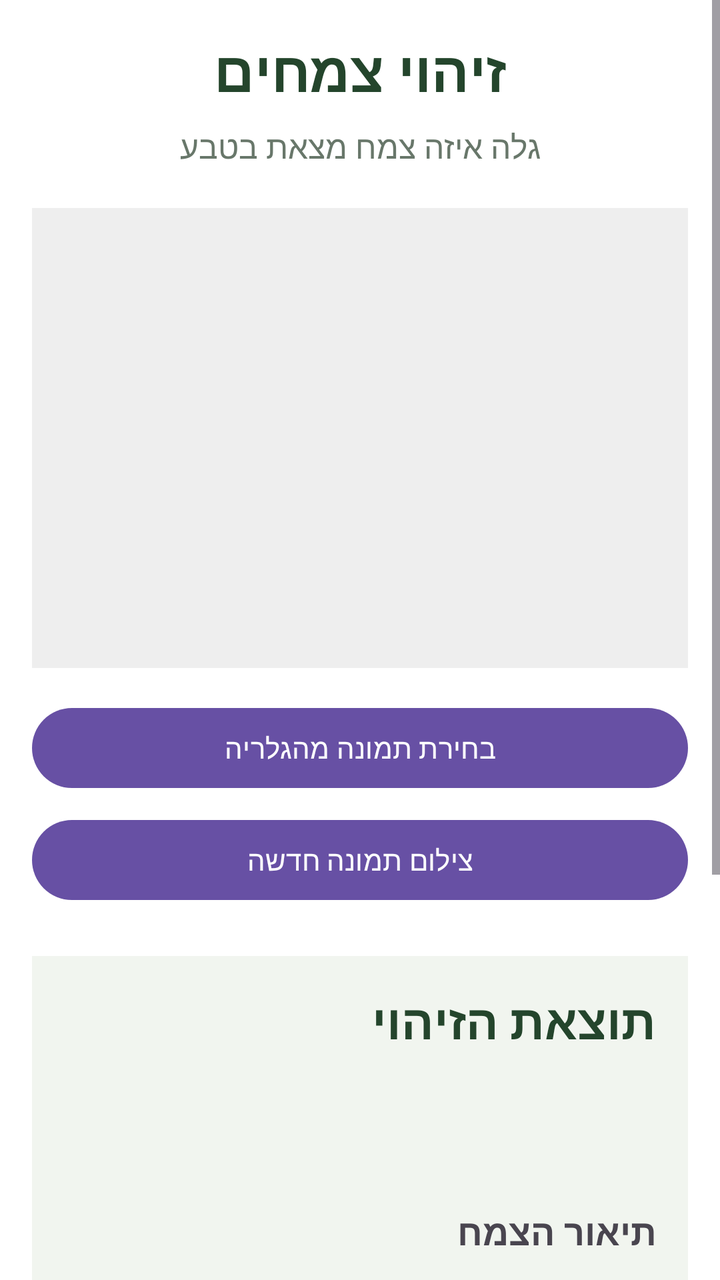
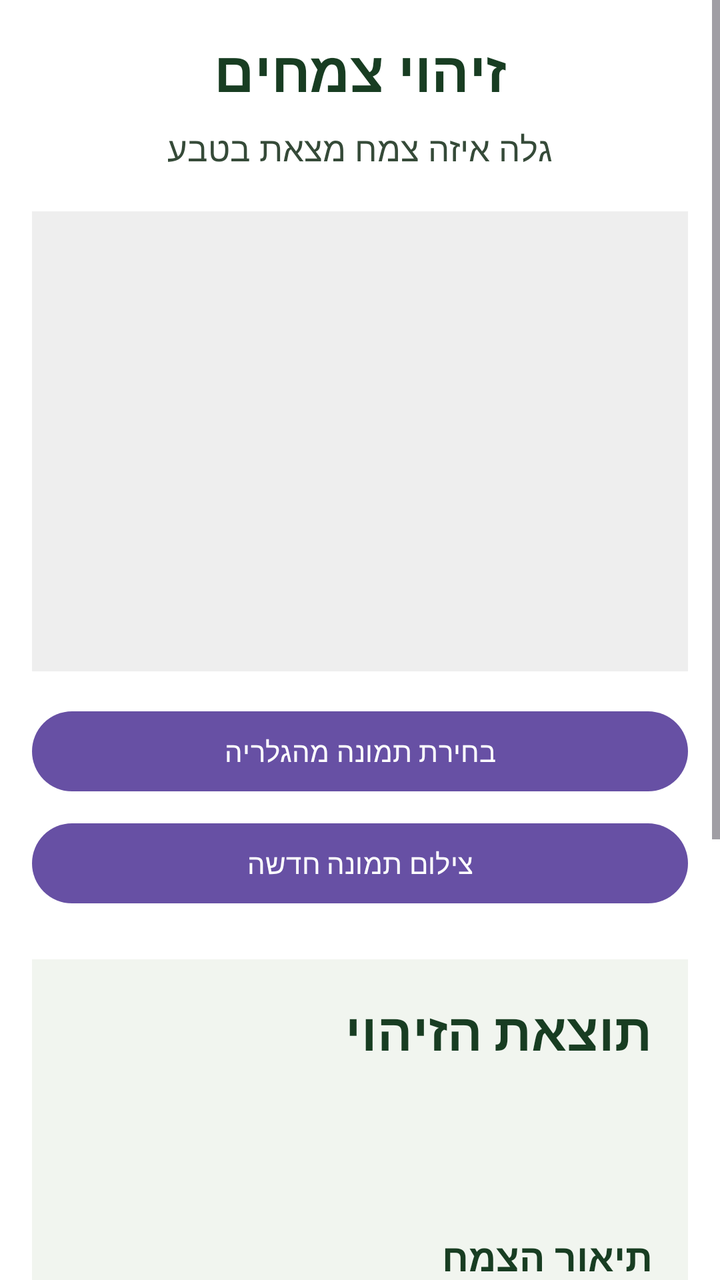

The first picture is an Android layout as it rendered before a commit; the second is the same layout after the commit. The layout source and the unified diff follow.
<!-- AndroidManifest.xml: application theme Theme.WildPlantIdentifier -->
<!-- res/layout/activity_plant_identification.xml -->
<?xml version="1.0" encoding="utf-8"?>
<ScrollView xmlns:android="http://schemas.android.com/apk/res/android"
    android:id="@+id/main"
    android:layout_width="match_parent"
    android:layout_height="match_parent"
    android:background="#FFFFFF">

    <LinearLayout
        android:layout_width="match_parent"
        android:layout_height="wrap_content"
        android:orientation="vertical"
        android:padding="16dp"
        android:gravity="center_horizontal">

        <TextView
            android:layout_width="match_parent"
            android:layout_height="wrap_content"
            android:text="זיהוי צמחים"
            android:textSize="28sp"
            android:textStyle="bold"
            android:textColor="#24452C"
            android:gravity="center"
            android:layout_marginBottom="8dp" />

        <TextView
            android:layout_width="match_parent"
            android:layout_height="wrap_content"
            android:text="גלה איזה צמח מצאת בטבע"
            android:textSize="16sp"
            android:textColor="#68776A"
            android:gravity="center"
            android:layout_marginBottom="20dp" />

        <ImageView
            android:id="@+id/selectedPlantImage"
            android:layout_width="match_parent"
            android:layout_height="230dp"
            android:scaleType="centerCrop"
            android:background="#EEEEEE"
            android:contentDescription="התמונה שנבחרה לזיהוי" />

        <Button
            android:id="@+id/chooseImageButton"
            android:layout_width="match_parent"
            android:layout_height="wrap_content"
            android:text="בחירת תמונה מהגלריה"
            android:layout_marginTop="16dp" />

        <Button
            android:id="@+id/takePhotoButton"
            android:layout_width="match_parent"
            android:layout_height="wrap_content"
            android:text="צילום תמונה חדשה"
            android:layout_marginTop="8dp" />

        <LinearLayout
            android:layout_width="match_parent"
            android:layout_height="wrap_content"
            android:orientation="vertical"
            android:padding="16dp"
            android:layout_marginTop="24dp"
            android:background="#F1F5EF">

            <TextView
                android:id="@+id/identificationResult"
                android:layout_width="match_parent"
                android:layout_height="wrap_content"
                android:text="תוצאת הזיהוי"
                android:textSize="24sp"
                android:textStyle="bold"
                android:textColor="#24452C" />

            <TextView
                android:id="@+id/scientificNameText"
                android:layout_width="match_parent"
                android:layout_height="wrap_content"
                android:textSize="15sp"
                android:textColor="#68776A"
                android:layout_marginTop="4dp" />

            <TextView
                android:id="@+id/confidenceText"
                android:layout_width="match_parent"
                android:layout_height="wrap_content"
                android:textSize="15sp"
                android:textStyle="bold"
                android:layout_marginTop="12dp" />

            <TextView
                android:layout_width="match_parent"
                android:layout_height="wrap_content"
                android:text="תיאור הצמח"
                android:textSize="18sp"
                android:textStyle="bold"
                android:layout_marginTop="20dp" />

            <TextView
                android:id="@+id/descriptionText"
                android:layout_width="match_parent"
                android:layout_height="wrap_content"
                android:textSize="16sp" />

            <TextView
                android:layout_width="match_parent"
                android:layout_height="wrap_content"
                android:text="אזור גידול"
                android:textSize="18sp"
                android:textStyle="bold"
                android:layout_marginTop="16dp" />

            <TextView
                android:id="@+id/habitatText"
                android:layout_width="match_parent"
                android:layout_height="wrap_content"
                android:textSize="16sp" />

            <TextView
                android:layout_width="match_parent"
                android:layout_height="wrap_content"
                android:text="עונת פריחה"
                android:textSize="18sp"
                android:textStyle="bold"
                android:layout_marginTop="16dp" />

            <TextView
                android:id="@+id/seasonText"
                android:layout_width="match_parent"
                android:layout_height="wrap_content"
                android:textSize="16sp" />

            <TextView
                android:layout_width="match_parent"
                android:layout_height="wrap_content"
                android:text="מידע בטיחותי"
                android:textSize="18sp"
                android:textStyle="bold"
                android:textColor="#9A5A16"
                android:layout_marginTop="16dp" />

            <TextView
                android:id="@+id/safetyText"
                android:layout_width="match_parent"
                android:layout_height="wrap_content"
                android:textSize="16sp"
                android:textColor="#80501E" />

        </LinearLayout>

        <Button
            android:id="@+id/backButton"
            android:layout_width="match_parent"
            android:layout_height="wrap_content"
            android:text="חזרה למסך הראשי"
            android:layout_marginTop="20dp" />

    </LinearLayout>
</ScrollView>
<!-- resources referenced by this layout -->
<resources>
  <style name="Theme.WildPlantIdentifier" parent="Base.Theme.WildPlantIdentifier" />
  <style name="Base.Theme.WildPlantIdentifier" parent="Theme.Material3.DayNight.NoActionBar">
          
          
      </style>
</resources>

<!-- the commit's change to res/layout/activity_plant_identification.xml (unified diff, before → after) -->
@@ -18,7 +18,7 @@
             android:text="זיהוי צמחים"
             android:textSize="28sp"
             android:textStyle="bold"
-            android:textColor="#24452C"
+            android:textColor="#183D22"
             android:gravity="center"
             android:layout_marginBottom="8dp" />
 
@@ -26,8 +26,8 @@
             android:layout_width="match_parent"
             android:layout_height="wrap_content"
             android:text="גלה איזה צמח מצאת בטבע"
-            android:textSize="16sp"
-            android:textColor="#68776A"
+            android:textSize="17sp"
+            android:textColor="#354A38"
             android:gravity="center"
             android:layout_marginBottom="20dp" />
 
@@ -57,7 +57,7 @@
             android:layout_width="match_parent"
             android:layout_height="wrap_content"
             android:orientation="vertical"
-            android:padding="16dp"
+            android:padding="18dp"
             android:layout_marginTop="24dp"
             android:background="#F1F5EF">
 
@@ -66,83 +66,94 @@
                 android:layout_width="match_parent"
                 android:layout_height="wrap_content"
                 android:text="תוצאת הזיהוי"
-                android:textSize="24sp"
+                android:textSize="26sp"
                 android:textStyle="bold"
-                android:textColor="#24452C" />
+                android:textColor="#183D22" />
 
             <TextView
                 android:id="@+id/scientificNameText"
                 android:layout_width="match_parent"
                 android:layout_height="wrap_content"
-                android:textSize="15sp"
-                android:textColor="#68776A"
-                android:layout_marginTop="4dp" />
+                android:textSize="17sp"
+                android:textColor="#354A38"
+                android:layout_marginTop="5dp" />
 
             <TextView
                 android:id="@+id/confidenceText"
                 android:layout_width="match_parent"
                 android:layout_height="wrap_content"
-                android:textSize="15sp"
+                android:textSize="17sp"
                 android:textStyle="bold"
+                android:textColor="#183D22"
                 android:layout_marginTop="12dp" />
 
             <TextView
                 android:layout_width="match_parent"
                 android:layout_height="wrap_content"
                 android:text="תיאור הצמח"
-                android:textSize="18sp"
+                android:textSize="19sp"
                 android:textStyle="bold"
+                android:textColor="#183D22"
                 android:layout_marginTop="20dp" />
 
             <TextView
                 android:id="@+id/descriptionText"
                 android:layout_width="match_parent"
                 android:layout_height="wrap_content"
-                android:textSize="16sp" />
+                android:textSize="17sp"
+                android:textColor="#222222"
+                android:layout_marginTop="4dp" />
 
             <TextView
                 android:layout_width="match_parent"
                 android:layout_height="wrap_content"
                 android:text="אזור גידול"
-                android:textSize="18sp"
+                android:textSize="19sp"
                 android:textStyle="bold"
+                android:textColor="#183D22"
                 android:layout_marginTop="16dp" />
 
             <TextView
                 android:id="@+id/habitatText"
                 android:layout_width="match_parent"
                 android:layout_height="wrap_content"
-                android:textSize="16sp" />
+                android:textSize="17sp"
+                android:textColor="#222222"
+                android:layout_marginTop="4dp" />
 
             <TextView
                 android:layout_width="match_parent"
                 android:layout_height="wrap_content"
                 android:text="עונת פריחה"
-                android:textSize="18sp"
+                android:textSize="19sp"
                 android:textStyle="bold"
+                android:textColor="#183D22"
                 android:layout_marginTop="16dp" />
 
             <TextView
                 android:id="@+id/seasonText"
                 android:layout_width="match_parent"
                 android:layout_height="wrap_content"
-                android:textSize="16sp" />
+                android:textSize="17sp"
+                android:textColor="#222222"
+                android:layout_marginTop="4dp" />
 
             <TextView
                 android:layout_width="match_parent"
                 android:layout_height="wrap_content"
                 android:text="מידע בטיחותי"
-                android:textSize="18sp"
+                android:textSize="19sp"
                 android:textStyle="bold"
-                android:textColor="#9A5A16"
+                android:textColor="#713D0B"
                 android:layout_marginTop="16dp" />
 
             <TextView
                 android:id="@+id/safetyText"
                 android:layout_width="match_parent"
                 android:layout_height="wrap_content"
-                android:textSize="16sp"
-                android:textColor="#80501E" />
+                android:textSize="17sp"
+                android:textColor="#633B12"
+                android:layout_marginTop="4dp" />
 
         </LinearLayout>
 
